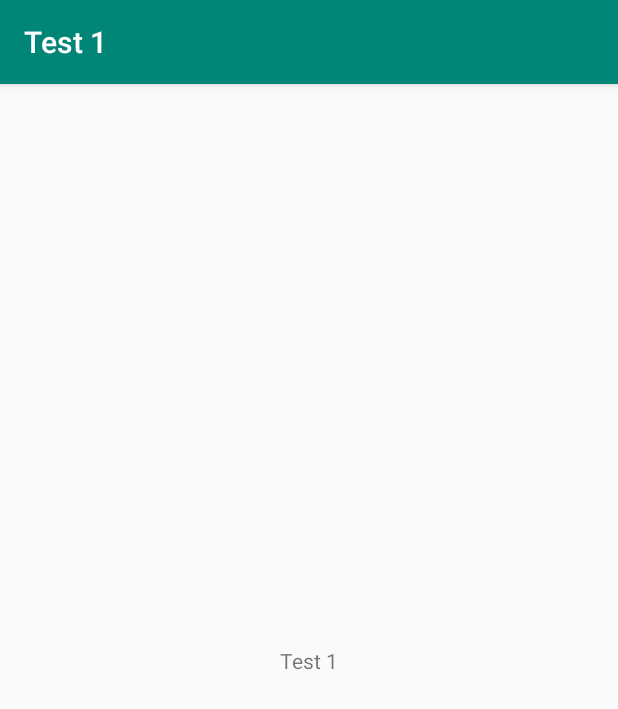
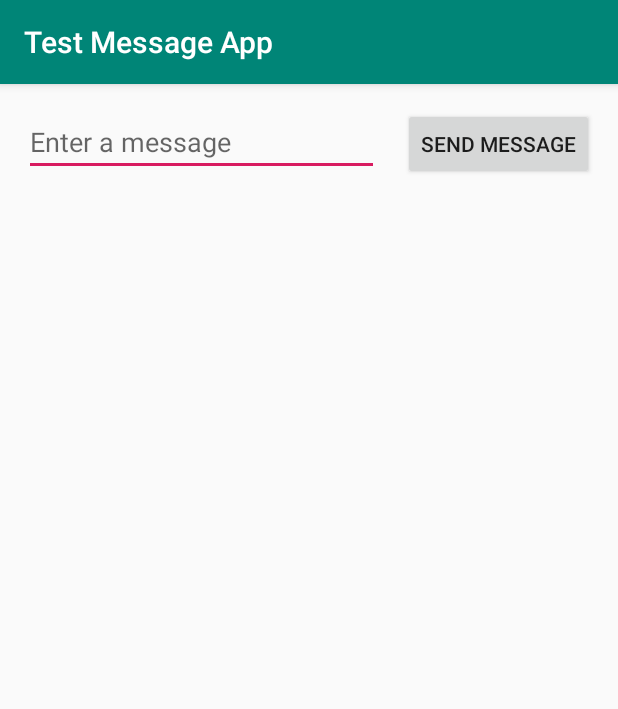
Before and after one commit to PubuduArosha/Android-Studio-Testing, an Android app: the screen it shows after launch (MainActivity), on a phone screen of 412 x 824 dp. Shown: the top 709 px of the screen. Run offline under Robolectric (Android 15) with nearby library versions, the phone set to English and light mode, and no system bars.

Commit message:
Message App Test 1

```diff
--- a/app/src/main/res/layout/activity_main.xml
+++ b/app/src/main/res/layout/activity_main.xml
@@ -6,13 +6,29 @@
     android:layout_height="match_parent"
     tools:context=".MainActivity">
 
-    <TextView
+    <EditText
+        android:id="@+id/editText"
+        android:layout_width="0dp"
+        android:layout_height="wrap_content"
+        android:layout_marginStart="16dp"
+        android:layout_marginTop="16dp"
+        android:ems="10"
+        android:hint="@string/edit_message"
+        android:inputType="textPersonName"
+        app:layout_constraintEnd_toStartOf="@+id/button"
+        app:layout_constraintHorizontal_bias="0.5"
+        app:layout_constraintStart_toStartOf="parent"
+        app:layout_constraintTop_toTopOf="parent" />
+
+    <Button
+        android:id="@+id/button"
         android:layout_width="wrap_content"
         android:layout_height="wrap_content"
-        android:text="Test 1"
-        app:layout_constraintBottom_toBottomOf="parent"
-        app:layout_constraintLeft_toLeftOf="parent"
-        app:layout_constraintRight_toRightOf="parent"
-        app:layout_constraintTop_toTopOf="parent" />
-
+        android:layout_marginStart="16dp"
+        android:layout_marginEnd="16dp"
+        android:text="@string/button_lable"
+        app:layout_constraintBaseline_toBaselineOf="@+id/editText"
+        app:layout_constraintEnd_toEndOf="parent"
+        app:layout_constraintHorizontal_bias="0.5"
+        app:layout_constraintStart_toEndOf="@+id/editText" />
 </androidx.constraintlayout.widget.ConstraintLayout>
--- a/app/src/main/res/values/strings.xml
+++ b/app/src/main/res/values/strings.xml
@@ -1,3 +1,5 @@
 <resources>
-    <string name="app_name">Test 1</string>
+    <string name="app_name">Test Message App</string>
+    <string name="edit_message">Enter a message</string>
+    <string name="button_lable">Send message</string>
 </resources>
```
